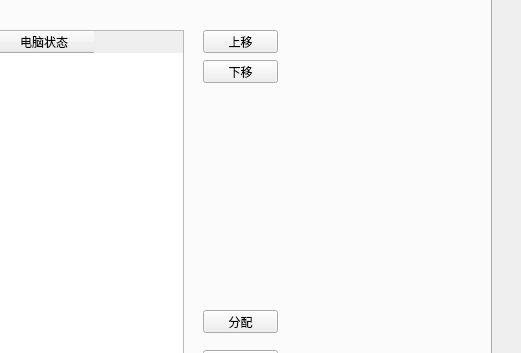
First picture: the form in netbar/mysqlmanager.ui, repository mysqlCar/netbarManager, before the edit; both pictures show x 279 to 800 and y 99 to 452 of the 800 by 600 pixel window.
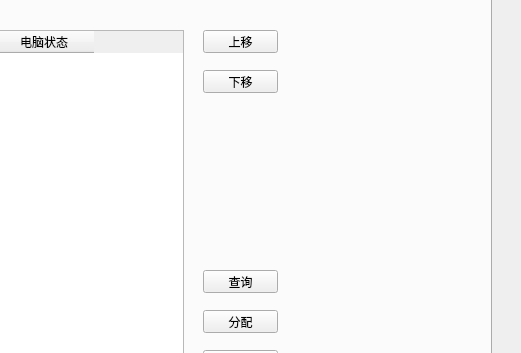
Second picture: the form after the edit.

What changed in the file:
```diff
--- a/netbar/mysqlmanager.ui
+++ b/netbar/mysqlmanager.ui
@@ -124,7 +124,7 @@
       <property name="geometry">
        <rect>
         <x>450</x>
-        <y>70</y>
+        <y>80</y>
         <width>75</width>
         <height>23</height>
        </rect>
@@ -133,6 +133,19 @@
        <string>下移</string>
       </property>
      </widget>
+     <widget class="QPushButton" name="buttonQuery">
+      <property name="geometry">
+       <rect>
+        <x>450</x>
+        <y>280</y>
+        <width>75</width>
+        <height>23</height>
+       </rect>
+      </property>
+      <property name="text">
+       <string>查询</string>
+      </property>
+     </widget>
     </widget>
     <widget class="QWidget" name="user">
      <attribute name="title">
```
